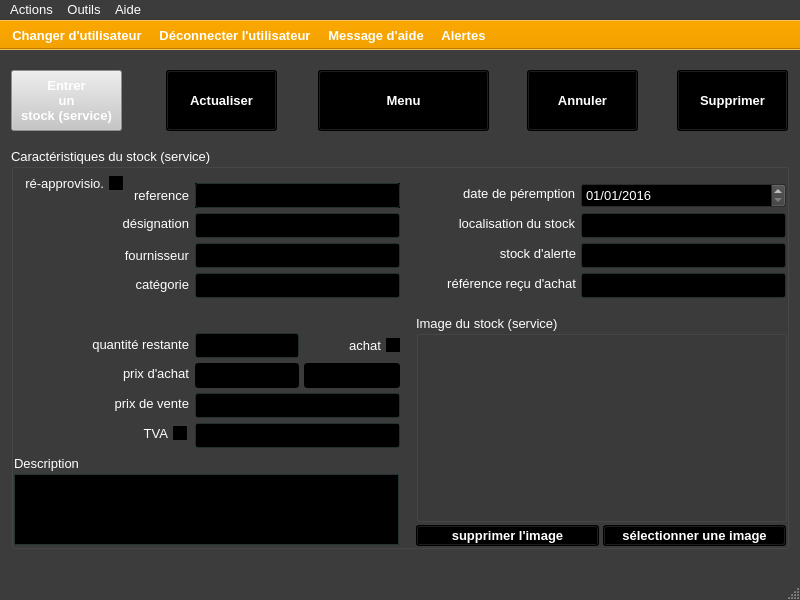
Qt form ui/yeroth-erp-modifier-window.ui (xnoumbissinoundou/yeroth-erp-3.0) before a commit.
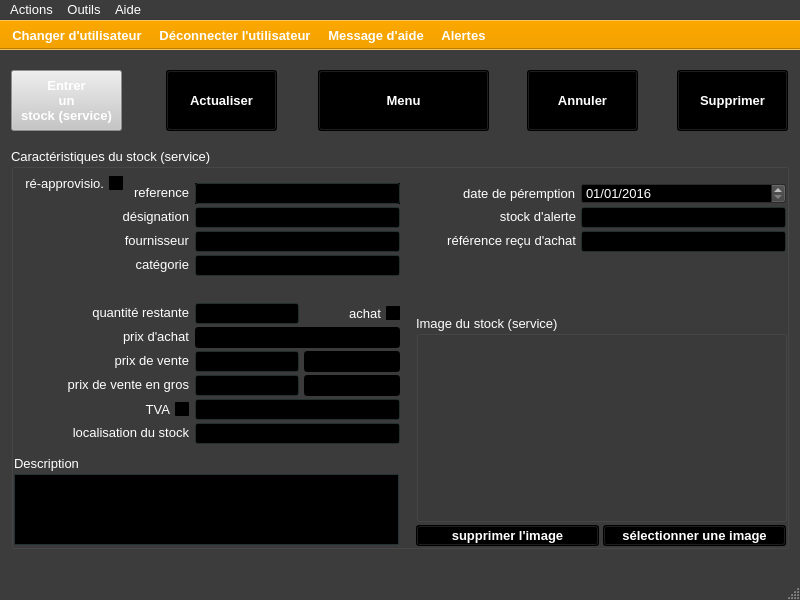
The same form after that commit. Icons and pictures are not drawn. Custom widgets are drawn as their Qt base class.

```diff
--- a/ui/yeroth-erp-modifier-window.ui
+++ b/ui/yeroth-erp-modifier-window.ui
@@ -3056,7 +3056,7 @@
        <x>184</x>
        <y>35</y>
        <width>205</width>
-       <height>25</height>
+       <height>21</height>
       </rect>
      </property>
      <property name="palette">
@@ -3514,7 +3514,7 @@
      <property name="geometry">
       <rect>
        <x>5</x>
-       <y>37</y>
+       <y>34</y>
        <width>173</width>
        <height>21</height>
       </rect>
@@ -3540,7 +3540,7 @@
      <property name="geometry">
       <rect>
        <x>5</x>
-       <y>65</y>
+       <y>58</y>
        <width>173</width>
        <height>21</height>
       </rect>
@@ -3569,9 +3569,9 @@
      <property name="geometry">
       <rect>
        <x>184</x>
-       <y>65</y>
+       <y>59</y>
        <width>205</width>
-       <height>25</height>
+       <height>21</height>
       </rect>
      </property>
      <property name="palette">
@@ -4026,7 +4026,7 @@
      <property name="geometry">
       <rect>
        <x>5</x>
-       <y>97</y>
+       <y>82</y>
        <width>173</width>
        <height>21</height>
       </rect>
@@ -4503,7 +4503,7 @@
      <property name="geometry">
       <rect>
        <x>5</x>
-       <y>126</y>
+       <y>106</y>
        <width>173</width>
        <height>21</height>
       </rect>
@@ -5443,7 +5443,7 @@
      <property name="geometry">
       <rect>
        <x>414</x>
-       <y>95</y>
+       <y>58</y>
        <width>151</width>
        <height>21</height>
       </rect>
@@ -5469,7 +5469,7 @@
      <property name="geometry">
       <rect>
        <x>5</x>
-       <y>245</y>
+       <y>202</y>
        <width>173</width>
        <height>21</height>
       </rect>
@@ -5494,9 +5494,9 @@
     <widget class="QLabel" name="label_localisation_du_stock">
      <property name="geometry">
       <rect>
-       <x>405</x>
-       <y>65</y>
-       <width>159</width>
+       <x>5</x>
+       <y>274</y>
+       <width>173</width>
        <height>21</height>
       </rect>
      </property>
@@ -5518,9 +5518,9 @@
      <property name="geometry">
       <rect>
        <x>570</x>
-       <y>95</y>
+       <y>59</y>
        <width>205</width>
-       <height>25</height>
+       <height>21</height>
       </rect>
      </property>
      <property name="palette">
@@ -5975,9 +5975,9 @@
      <property name="geometry">
       <rect>
        <x>184</x>
-       <y>245</y>
-       <width>205</width>
-       <height>25</height>
+       <y>203</y>
+       <width>104</width>
+       <height>21</height>
       </rect>
      </property>
      <property name="palette">
@@ -6432,9 +6432,9 @@
      <property name="geometry">
       <rect>
        <x>184</x>
-       <y>185</y>
+       <y>155</y>
        <width>104</width>
-       <height>25</height>
+       <height>21</height>
       </rect>
      </property>
      <property name="palette">
@@ -6889,7 +6889,7 @@
      <property name="geometry">
       <rect>
        <x>5</x>
-       <y>186</y>
+       <y>154</y>
        <width>173</width>
        <height>21</height>
       </rect>
@@ -6917,7 +6917,7 @@
        <x>570</x>
        <y>35</y>
        <width>205</width>
-       <height>25</height>
+       <height>21</height>
       </rect>
      </property>
      <property name="palette">
@@ -7405,9 +7405,9 @@
      <property name="geometry">
       <rect>
        <x>184</x>
-       <y>275</y>
+       <y>251</y>
        <width>205</width>
-       <height>25</height>
+       <height>21</height>
       </rect>
      </property>
      <property name="palette">
@@ -7865,9 +7865,9 @@
      <property name="geometry">
       <rect>
        <x>184</x>
-       <y>125</y>
+       <y>107</y>
        <width>205</width>
-       <height>25</height>
+       <height>21</height>
       </rect>
      </property>
      <property name="palette">
@@ -8325,9 +8325,9 @@
      <property name="geometry">
       <rect>
        <x>184</x>
-       <y>95</y>
+       <y>83</y>
        <width>205</width>
-       <height>25</height>
+       <height>21</height>
       </rect>
      </property>
      <property name="palette">
@@ -8784,10 +8784,10 @@
      </property>
      <property name="geometry">
       <rect>
-       <x>570</x>
-       <y>65</y>
+       <x>184</x>
+       <y>275</y>
        <width>205</width>
-       <height>25</height>
+       <height>21</height>
       </rect>
      </property>
      <property name="palette">
@@ -9245,9 +9245,9 @@
      <property name="geometry">
       <rect>
        <x>184</x>
-       <y>215</y>
-       <width>104</width>
-       <height>25</height>
+       <y>179</y>
+       <width>205</width>
+       <height>21</height>
       </rect>
      </property>
      <property name="palette">
@@ -9702,7 +9702,7 @@
      <property name="geometry">
       <rect>
        <x>5</x>
-       <y>215</y>
+       <y>178</y>
        <width>173</width>
        <height>21</height>
       </rect>
@@ -9725,9 +9725,9 @@
      <property name="geometry">
       <rect>
        <x>570</x>
-       <y>125</y>
+       <y>83</y>
        <width>205</width>
-       <height>25</height>
+       <height>21</height>
       </rect>
      </property>
      <property name="palette">
@@ -10182,7 +10182,7 @@
      <property name="geometry">
       <rect>
        <x>414</x>
-       <y>125</y>
+       <y>82</y>
        <width>151</width>
        <height>21</height>
       </rect>
@@ -10649,8 +10649,8 @@
      <property name="geometry">
       <rect>
        <x>5</x>
-       <y>275</y>
-       <width>171</width>
+       <y>251</y>
+       <width>173</width>
        <height>21</height>
       </rect>
      </property>
@@ -11090,7 +11090,7 @@
      <property name="geometry">
       <rect>
        <x>293</x>
-       <y>187</y>
+       <y>155</y>
        <width>96</width>
        <height>21</height>
       </rect>
@@ -11534,9 +11534,952 @@
      <property name="geometry">
       <rect>
        <x>293</x>
-       <y>215</y>
+       <y>203</y>
        <width>96</width>
-       <height>25</height>
+       <height>21</height>
+      </rect>
+     </property>
+     <property name="palette">
+      <palette>
+       <active>
+        <colorrole role="WindowText">
+         <brush brushstyle="SolidPattern">
+          <color alpha="255">
+           <red>255</red>
+           <green>255</green>
+           <blue>255</blue>
+          </color>
+         </brush>
+        </colorrole>
+        <colorrole role="Button">
+         <brush brushstyle="SolidPattern">
+          <color alpha="255">
+           <red>0</red>
+           <green>0</green>
+           <blue>0</blue>
+          </color>
+         </brush>
+        </colorrole>
+        <colorrole role="Light">
+         <brush brushstyle="SolidPattern">
+          <color alpha="255">
+           <red>0</red>
+           <green>0</green>
+           <blue>0</blue>
+          </color>
+         </brush>
+        </colorrole>
+        <colorrole role="Midlight">
+         <brush brushstyle="SolidPattern">
+          <color alpha="255">
+           <red>0</red>
+           <green>0</green>
+           <blue>0</blue>
+          </color>
+         </brush>
+        </colorrole>
+        <colorrole role="Dark">
+         <brush brushstyle="SolidPattern">
+          <color alpha="255">
+           <red>0</red>
+           <green>0</green>
+           <blue>0</blue>
+          </color>
+         </brush>
+        </colorrole>
+        <colorrole role="Mid">
+         <brush brushstyle="SolidPattern">
+          <color alpha="255">
+           <red>0</red>
+           <green>0</green>
+           <blue>0</blue>
+          </color>
+         </brush>
+        </colorrole>
+        <colorrole role="Text">
+         <brush brushstyle="SolidPattern">
+          <color alpha="255">
+           <red>255</red>
+           <green>255</green>
+           <blue>255</blue>
+          </color>
+         </brush>
+        </colorrole>
+        <colorrole role="BrightText">
+         <brush brushstyle="SolidPattern">
+          <color alpha="255">
+           <red>255</red>
+           <green>255</green>
+           <blue>255</blue>
+          </color>
+         </brush>
+        </colorrole>
+        <colorrole role="ButtonText">
+         <brush brushstyle="SolidPattern">
+          <color alpha="255">
+           <red>255</red>
+           <green>255</green>
+           <blue>255</blue>
+          </color>
+         </brush>
+        </colorrole>
+        <colorrole role="Base">
+         <brush brushstyle="SolidPattern">
+          <color alpha="255">
+           <red>0</red>
+           <green>0</green>
+           <blue>0</blue>
+          </color>
+         </brush>
+        </colorrole>
+        <colorrole role="Window">
+         <brush brushstyle="SolidPattern">
+          <color alpha="255">
+           <red>0</red>
+           <green>0</green>
+           <blue>0</blue>
+          </color>
+         </brush>
+        </colorrole>
+        <colorrole role="Shadow">
+         <brush brushstyle="SolidPattern">
+          <color alpha="255">
+           <red>0</red>
+           <green>0</green>
+           <blue>0</blue>
+          </color>
+         </brush>
+        </colorrole>
+        <colorrole role="HighlightedText">
+         <brush brushstyle="SolidPattern">
+          <color alpha="255">
+           <red>2</red>
+           <green>160</green>
+           <blue>70</blue>
+          </color>
+         </brush>
+        </colorrole>
+        <colorrole role="AlternateBase">
+         <brush brushstyle="SolidPattern">
+          <color alpha="255">
+           <red>0</red>
+           <green>0</green>
+           <blue>0</blue>
+          </color>
+         </brush>
+        </colorrole>
+        <colorrole role="ToolTipBase">
+         <brush brushstyle="SolidPattern">
+          <color alpha="255">
+           <red>255</red>
+           <green>255</green>
+           <blue>220</blue>
+          </color>
+         </brush>
+        </colorrole>
+        <colorrole role="ToolTipText">
+         <brush brushstyle="SolidPattern">
+          <color alpha="255">
+           <red>0</red>
+           <green>0</green>
+           <blue>0</blue>
+          </color>
+         </brush>
+        </colorrole>
+       </active>
+       <inactive>
+        <colorrole role="WindowText">
+         <brush brushstyle="SolidPattern">
+          <color alpha="255">
+           <red>255</red>
+           <green>255</green>
+           <blue>255</blue>
+          </color>
+         </brush>
+        </colorrole>
+        <colorrole role="Button">
+         <brush brushstyle="SolidPattern">
+          <color alpha="255">
+           <red>0</red>
+           <green>0</green>
+           <blue>0</blue>
+          </color>
+         </brush>
+        </colorrole>
+        <colorrole role="Light">
+         <brush brushstyle="SolidPattern">
+          <color alpha="255">
+           <red>0</red>
+           <green>0</green>
+           <blue>0</blue>
+          </color>
+         </brush>
+        </colorrole>
+        <colorrole role="Midlight">
+         <brush brushstyle="SolidPattern">
+          <color alpha="255">
+           <red>0</red>
+           <green>0</green>
+           <blue>0</blue>
+          </color>
+         </brush>
+        </colorrole>
+        <colorrole role="Dark">
+         <brush brushstyle="SolidPattern">
+          <color alpha="255">
+           <red>0</red>
+           <green>0</green>
+           <blue>0</blue>
+          </color>
+         </brush>
+        </colorrole>
+        <colorrole role="Mid">
+         <brush brushstyle="SolidPattern">
+          <color alpha="255">
+           <red>0</red>
+           <green>0</green>
+           <blue>0</blue>
+          </color>
+         </brush>
+        </colorrole>
+        <colorrole role="Text">
+         <brush brushstyle="SolidPattern">
+          <color alpha="255">
+           <red>255</red>
+           <green>255</green>
+           <blue>255</blue>
+          </color>
+         </brush>
+        </colorrole>
+        <colorrole role="BrightText">
+         <brush brushstyle="SolidPattern">
+          <color alpha="255">
+           <red>255</red>
+           <green>255</green>
+           <blue>255</blue>
+          </color>
+         </brush>
+        </colorrole>
+        <colorrole role="ButtonText">
+         <brush brushstyle="SolidPattern">
+          <color alpha="255">
+           <red>255</red>
+           <green>255</green>
+           <blue>255</blue>
+          </color>
+         </brush>
+        </colorrole>
+        <colorrole role="Base">
+         <brush brushstyle="SolidPattern">
+          <color alpha="255">
+           <red>0</red>
+           <green>0</green>
+           <blue>0</blue>
+          </color>
+         </brush>
+        </colorrole>
+        <colorrole role="Window">
+         <brush brushstyle="SolidPattern">
+          <color alpha="255">
+           <red>0</red>
+           <green>0</green>
+           <blue>0</blue>
+          </color>
+         </brush>
+        </colorrole>
+        <colorrole role="Shadow">
+         <brush brushstyle="SolidPattern">
+          <color alpha="255">
+           <red>0</red>
+           <green>0</green>
+           <blue>0</blue>
+          </color>
+         </brush>
+        </colorrole>
+        <colorrole role="HighlightedText">
+         <brush brushstyle="SolidPattern">
+          <color alpha="255">
+           <red>2</red>
+           <green>160</green>
+           <blue>70</blue>
+          </color>
+         </brush>
+        </colorrole>
+        <colorrole role="AlternateBase">
+         <brush brushstyle="SolidPattern">
+          <color alpha="255">
+           <red>0</red>
+           <green>0</green>
+           <blue>0</blue>
+          </color>
+         </brush>
+        </colorrole>
+        <colorrole role="ToolTipBase">
+         <brush brushstyle="SolidPattern">
+          <color alpha="255">
+           <red>255</red>
+           <green>255</green>
+           <blue>220</blue>
+          </color>
+         </brush>
+        </colorrole>
+        <colorrole role="ToolTipText">
+         <brush brushstyle="SolidPattern">
+          <color alpha="255">
+           <red>0</red>
+           <green>0</green>
+           <blue>0</blue>
+          </color>
+         </brush>
+        </colorrole>
+       </inactive>
+       <disabled>
+        <colorrole role="WindowText">
+         <brush brushstyle="SolidPattern">
+          <color alpha="255">
+           <red>0</red>
+           <green>0</green>
+           <blue>0</blue>
+          </color>
+         </brush>
+        </colorrole>
+        <colorrole role="Button">
+         <brush brushstyle="SolidPattern">
+          <color alpha="255">
+           <red>0</red>
+           <green>0</green>
+           <blue>0</blue>
+          </color>
+         </brush>
+        </colorrole>
+        <colorrole role="Light">
+         <brush brushstyle="SolidPattern">
+          <color alpha="255">
+           <red>0</red>
+           <green>0</green>
+           <blue>0</blue>
+          </color>
+         </brush>
+        </colorrole>
+        <colorrole role="Midlight">
+         <brush brushstyle="SolidPattern">
+          <color alpha="255">
+           <red>0</red>
+           <green>0</green>
+           <blue>0</blue>
+          </color>
+         </brush>
+        </colorrole>
+        <colorrole role="Dark">
+         <brush brushstyle="SolidPattern">
+          <color alpha="255">
+           <red>0</red>
+           <green>0</green>
+           <blue>0</blue>
+          </color>
+         </brush>
+        </colorrole>
+        <colorrole role="Mid">
+         <brush brushstyle="SolidPattern">
+          <color alpha="255">
+           <red>0</red>
+           <green>0</green>
+           <blue>0</blue>
+          </color>
+         </brush>
+        </colorrole>
+        <colorrole role="Text">
+         <brush brushstyle="SolidPattern">
+          <color alpha="255">
+           <red>0</red>
+           <green>0</green>
+           <blue>0</blue>
+          </color>
+         </brush>
+        </colorrole>
+        <colorrole role="BrightText">
+         <brush brushstyle="SolidPattern">
+          <color alpha="255">
+           <red>255</red>
+           <green>255</green>
+           <blue>255</blue>
+          </color>
+         </brush>
+        </colorrole>
+        <colorrole role="ButtonText">
+         <brush brushstyle="SolidPattern">
+          <color alpha="255">
+           <red>0</red>
+           <green>0</green>
+           <blue>0</blue>
+          </color>
+         </brush>
+        </colorrole>
+        <colorrole role="Base">
+         <brush brushstyle="SolidPattern">
+          <color alpha="255">
+           <red>0</red>
+           <green>0</green>
+           <blue>0</blue>
+          </color>
+         </brush>
+        </colorrole>
+        <colorrole role="Window">
+         <brush brushstyle="SolidPattern">
+          <color alpha="255">
+           <red>0</red>
+           <green>0</green>
+           <blue>0</blue>
+          </color>
+         </brush>
+        </colorrole>
+        <colorrole role="Shadow">
+         <brush brushstyle="SolidPattern">
+          <color alpha="255">
+           <red>0</red>
+           <green>0</green>
+           <blue>0</blue>
+          </color>
+         </brush>
+        </colorrole>
+        <colorrole role="HighlightedText">
+         <brush brushstyle="SolidPattern">
+          <color alpha="255">
+           <red>2</red>
+           <green>160</green>
+           <blue>70</blue>
+          </color>
+         </brush>
+        </colorrole>
+        <colorrole role="AlternateBase">
+         <brush brushstyle="SolidPattern">
+          <color alpha="255">
+           <red>0</red>
+           <green>0</green>
+           <blue>0</blue>
+          </color>
+         </brush>
+        </colorrole>
+        <colorrole role="ToolTipBase">
+         <brush brushstyle="SolidPattern">
+          <color alpha="255">
+           <red>255</red>
+           <green>255</green>
+           <blue>220</blue>
+          </color>
+         </brush>
+        </colorrole>
+        <colorrole role="ToolTipText">
+         <brush brushstyle="SolidPattern">
+          <color alpha="255">
+           <red>0</red>
+           <green>0</green>
+           <blue>0</blue>
+          </color>
+         </brush>
+        </colorrole>
+       </disabled>
+      </palette>
+     </property>
+     <property name="font">
+      <font>
+       <pointsize>10</pointsize>
+      </font>
+     </property>
+    </widget>
+    <widget class="YerothLineEdit" name="lineEdit_prix_vente_EN_GROS">
+     <property name="geometry">
+      <rect>
+       <x>184</x>
+       <y>227</y>
+       <width>104</width>
+       <height>21</height>
+      </rect>
+     </property>
+     <property name="palette">
+      <palette>
+       <active>
+        <colorrole role="WindowText">
+         <brush brushstyle="SolidPattern">
+          <color alpha="255">
+           <red>255</red>
+           <green>255</green>
+           <blue>255</blue>
+          </color>
+         </brush>
+        </colorrole>
+        <colorrole role="Button">
+         <brush brushstyle="SolidPattern">
+          <color alpha="255">
+           <red>47</red>
+           <green>67</green>
+           <blue>67</blue>
+          </color>
+         </brush>
+        </colorrole>
+        <colorrole role="Light">
+         <brush brushstyle="SolidPattern">
+          <color alpha="255">
+           <red>70</red>
+           <green>100</green>
+           <blue>100</blue>
+          </color>
+         </brush>
+        </colorrole>
+        <colorrole role="Midlight">
+         <brush brushstyle="SolidPattern">
+          <color alpha="255">
+           <red>58</red>
+           <green>83</green>
+           <blue>83</blue>
+          </color>
+         </brush>
+        </colorrole>
+        <colorrole role="Dark">
+         <brush brushstyle="SolidPattern">
+          <color alpha="255">
+           <red>23</red>
+           <green>33</green>
+           <blue>33</blue>
+          </color>
+         </brush>
+        </colorrole>
+        <colorrole role="Mid">
+         <brush brushstyle="SolidPattern">
+          <color alpha="255">
+           <red>31</red>
+           <green>44</green>
+           <blue>44</blue>
+          </color>
+         </brush>
+        </colorrole>
+        <colorrole role="Text">
+         <brush brushstyle="SolidPattern">
+          <color alpha="255">
+           <red>255</red>
+           <green>255</green>
+           <blue>255</blue>
+          </color>
+         </brush>
+        </colorrole>
+        <colorrole role="BrightText">
+         <brush brushstyle="SolidPattern">
+          <color alpha="255">
+           <red>255</red>
+           <green>255</green>
+           <blue>255</blue>
+          </color>
+         </brush>
+        </colorrole>
+        <colorrole role="ButtonText">
+         <brush brushstyle="SolidPattern">
+          <color alpha="255">
+           <red>255</red>
+           <green>255</green>
+           <blue>255</blue>
+          </color>
+         </brush>
+        </colorrole>
+        <colorrole role="Base">
+         <brush brushstyle="SolidPattern">
+          <color alpha="255">
+           <red>0</red>
+           <green>0</green>
+           <blue>0</blue>
+          </color>
+         </brush>
+        </colorrole>
+        <colorrole role="Window">
+         <brush brushstyle="SolidPattern">
+          <color alpha="255">
+           <red>47</red>
+           <green>67</green>
+           <blue>67</blue>
+          </color>
+         </brush>
+        </colorrole>
+        <colorrole role="Shadow">
+         <brush brushstyle="SolidPattern">
+          <color alpha="255">
+           <red>0</red>
+           <green>0</green>
+           <blue>0</blue>
+          </color>
+         </brush>
+        </colorrole>
+        <colorrole role="HighlightedText">
+         <brush brushstyle="SolidPattern">
+          <color alpha="255">
+           <red>2</red>
+           <green>160</green>
+           <blue>70</blue>
+          </color>
+         </brush>
+        </colorrole>
+        <colorrole role="AlternateBase">
+         <brush brushstyle="SolidPattern">
+          <color alpha="255">
+           <red>23</red>
+           <green>33</green>
+           <blue>33</blue>
+          </color>
+         </brush>
+        </colorrole>
+        <colorrole role="ToolTipBase">
+         <brush brushstyle="SolidPattern">
+          <color alpha="255">
+           <red>255</red>
+           <green>255</green>
+           <blue>220</blue>
+          </color>
+         </brush>
+        </colorrole>
+        <colorrole role="ToolTipText">
+         <brush brushstyle="SolidPattern">
+          <color alpha="255">
+           <red>0</red>
+           <green>0</green>
+           <blue>0</blue>
+          </color>
+         </brush>
+        </colorrole>
+       </active>
+       <inactive>
+        <colorrole role="WindowText">
+         <brush brushstyle="SolidPattern">
+          <color alpha="255">
+           <red>255</red>
+           <green>255</green>
+           <blue>255</blue>
+          </color>
+         </brush>
+        </colorrole>
+        <colorrole role="Button">
+         <brush brushstyle="SolidPattern">
+          <color alpha="255">
+           <red>47</red>
+           <green>67</green>
+           <blue>67</blue>
+          </color>
+         </brush>
+        </colorrole>
+        <colorrole role="Light">
+         <brush brushstyle="SolidPattern">
+          <color alpha="255">
+           <red>70</red>
+           <green>100</green>
+           <blue>100</blue>
+          </color>
+         </brush>
+        </colorrole>
+        <colorrole role="Midlight">
+         <brush brushstyle="SolidPattern">
+          <color alpha="255">
+           <red>58</red>
+           <green>83</green>
+           <blue>83</blue>
+          </color>
+         </brush>
+        </colorrole>
+        <colorrole role="Dark">
+         <brush brushstyle="SolidPattern">
+          <color alpha="255">
+           <red>23</red>
+           <green>33</green>
+           <blue>33</blue>
+          </color>
+         </brush>
+        </colorrole>
+        <colorrole role="Mid">
+         <brush brushstyle="SolidPattern">
+          <color alpha="255">
+           <red>31</red>
+           <green>44</green>
+           <blue>44</blue>
+          </color>
+         </brush>
+        </colorrole>
+        <colorrole role="Text">
+         <brush brushstyle="SolidPattern">
+          <color alpha="255">
+           <red>255</red>
+           <green>255</green>
+           <blue>255</blue>
+          </color>
+         </brush>
+        </colorrole>
+        <colorrole role="BrightText">
+         <brush brushstyle="SolidPattern">
+          <color alpha="255">
+           <red>255</red>
+           <green>255</green>
+           <blue>255</blue>
+          </color>
+         </brush>
+        </colorrole>
+        <colorrole role="ButtonText">
+         <brush brushstyle="SolidPattern">
+          <color alpha="255">
+           <red>255</red>
+           <green>255</green>
+           <blue>255</blue>
+          </color>
+         </brush>
+        </colorrole>
+        <colorrole role="Base">
+         <brush brushstyle="SolidPattern">
+          <color alpha="255">
+           <red>0</red>
+           <green>0</green>
+           <blue>0</blue>
+          </color>
+         </brush>
+        </colorrole>
+        <colorrole role="Window">
+         <brush brushstyle="SolidPattern">
+          <color alpha="255">
+           <red>47</red>
+           <green>67</green>
+           <blue>67</blue>
+          </color>
+         </brush>
+        </colorrole>
+        <colorrole role="Shadow">
+         <brush brushstyle="SolidPattern">
+          <color alpha="255">
+           <red>0</red>
+           <green>0</green>
+           <blue>0</blue>
+          </color>
+         </brush>
+        </colorrole>
+        <colorrole role="HighlightedText">
+         <brush brushstyle="SolidPattern">
+          <color alpha="255">
+           <red>2</red>
+           <green>160</green>
+           <blue>70</blue>
+          </color>
+         </brush>
+        </colorrole>
+        <colorrole role="AlternateBase">
+         <brush brushstyle="SolidPattern">
+          <color alpha="255">
+           <red>23</red>
+           <green>33</green>
+           <blue>33</blue>
+          </color>
+         </brush>
+        </colorrole>
+        <colorrole role="ToolTipBase">
+         <brush brushstyle="SolidPattern">
+          <color alpha="255">
+           <red>255</red>
+           <green>255</green>
+           <blue>220</blue>
+          </color>
+         </brush>
+        </colorrole>
+        <colorrole role="ToolTipText">
+         <brush brushstyle="SolidPattern">
+          <color alpha="255">
+           <red>0</red>
+           <green>0</green>
+           <blue>0</blue>
+          </color>
+         </brush>
+        </colorrole>
+       </inactive>
+       <disabled>
+        <colorrole role="WindowText">
+         <brush brushstyle="SolidPattern">
+          <color alpha="255">
+           <red>23</red>
+           <green>33</green>
+           <blue>33</blue>
+          </color>
+         </brush>
+        </colorrole>
+        <colorrole role="Button">
+         <brush brushstyle="SolidPattern">
+          <color alpha="255">
+           <red>47</red>
+           <green>67</green>
+           <blue>67</blue>
+          </color>
+         </brush>
+        </colorrole>
+        <colorrole role="Light">
+         <brush brushstyle="SolidPattern">
+          <color alpha="255">
+           <red>70</red>
+           <green>100</green>
+           <blue>100</blue>
+          </color>
+         </brush>
+        </colorrole>
+        <colorrole role="Midlight">
+         <brush brushstyle="SolidPattern">
+          <color alpha="255">
+           <red>58</red>
+           <green>83</green>
+           <blue>83</blue>
+          </color>
+         </brush>
+        </colorrole>
+        <colorrole role="Dark">
+         <brush brushstyle="SolidPattern">
+          <color alpha="255">
+           <red>23</red>
+           <green>33</green>
+           <blue>33</blue>
+          </color>
+         </brush>
+        </colorrole>
+        <colorrole role="Mid">
+         <brush brushstyle="SolidPattern">
+          <color alpha="255">
+           <red>31</red>
+           <green>44</green>
+           <blue>44</blue>
+          </color>
+         </brush>
+        </colorrole>
+        <colorrole role="Text">
+         <brush brushstyle="SolidPattern">
+          <color alpha="255">
+           <red>23</red>
+           <green>33</green>
+           <blue>33</blue>
+          </color>
+         </brush>
+        </colorrole>
+        <colorrole role="BrightText">
+         <brush brushstyle="SolidPattern">
+          <color alpha="255">
+           <red>255</red>
+           <green>255</green>
+           <blue>255</blue>
+          </color>
+         </brush>
+        </colorrole>
+        <colorrole role="ButtonText">
+         <brush brushstyle="SolidPattern">
+          <color alpha="255">
+           <red>23</red>
+           <green>33</green>
+           <blue>33</blue>
+          </color>
+         </brush>
+        </colorrole>
+        <colorrole role="Base">
+         <brush brushstyle="SolidPattern">
+          <color alpha="255">
+           <red>47</red>
+           <green>67</green>
+           <blue>67</blue>
+          </color>
+         </brush>
+        </colorrole>
+        <colorrole role="Window">
+         <brush brushstyle="SolidPattern">
+          <color alpha="255">
+           <red>47</red>
+           <green>67</green>
+           <blue>67</blue>
+          </color>
+         </brush>
+        </colorrole>
+        <colorrole role="Shadow">
+         <brush brushstyle="SolidPattern">
+          <color alpha="255">
+           <red>0</red>
+           <green>0</green>
+           <blue>0</blue>
+          </color>
+         </brush>
+        </colorrole>
+        <colorrole role="HighlightedText">
+         <brush brushstyle="SolidPattern">
+          <color alpha="255">
+           <red>2</red>
+           <green>160</green>
+           <blue>70</blue>
+          </color>
+         </brush>
+        </colorrole>
+        <colorrole role="AlternateBase">
+         <brush brushstyle="SolidPattern">
+          <color alpha="255">
+           <red>47</red>
+           <green>67</green>
+           <blue>67</blue>
+          </color>
+         </brush>
+        </colorrole>
+        <colorrole role="ToolTipBase">
+         <brush brushstyle="SolidPattern">
+          <color alpha="255">
+           <red>255</red>
+           <green>255</green>
+           <blue>220</blue>
+          </color>
+         </brush>
+        </colorrole>
+        <colorrole role="ToolTipText">
+         <brush brushstyle="SolidPattern">
+          <color alpha="255">
+           <red>0</red>
+           <green>0</green>
+           <blue>0</blue>
+          </color>
+         </brush>
+        </colorrole>
+       </disabled>
+      </palette>
+     </property>
+     <property name="font">
+      <font>
+       <pointsize>10</pointsize>
+      </font>
+     </property>
+    </widget>
+    <widget class="QLabel" name="label_prix_vente_en_gros">
+     <property name="geometry">
+      <rect>
+       <x>5</x>
+       <y>226</y>
+       <width>173</width>
+       <height>21</height>
+      </rect>
+     </property>
+     <property name="font">
+      <font>
+       <pointsize>10</pointsize>
+       <weight>50</weight>
+       <bold>false</bold>
+      </font>
+     </property>
+     <property name="layoutDirection">
+      <enum>Qt::LeftToRight</enum>
+     </property>
+     <property name="text">
+      <string>prix de vente en gros</string>
+     </property>
+     <property name="alignment">
+      <set>Qt::AlignRight|Qt::AlignTrailing|Qt::AlignVCenter</set>
+     </property>
+    </widget>
+    <widget class="YerothLineEdit" name="lineEdit_pourcentage_prix_dachat_prix_de_vente_EN_GROS">
+     <property name="enabled">
+      <bool>true</bool>
+     </property>
+     <property name="geometry">
+      <rect>
+       <x>293</x>
+       <y>227</y>
+       <width>96</width>
+       <height>21</height>
       </rect>
      </property>
      <property name="palette">
```
